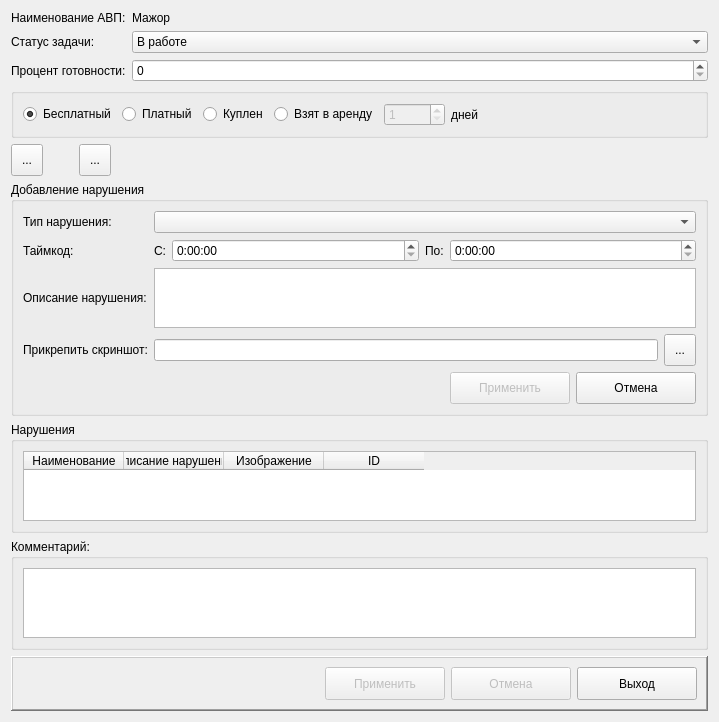
This is arm_o/d_edittask.ui in levdikandrey/DataCollector as Qt 5 draws it before an edit. The edited form follows.
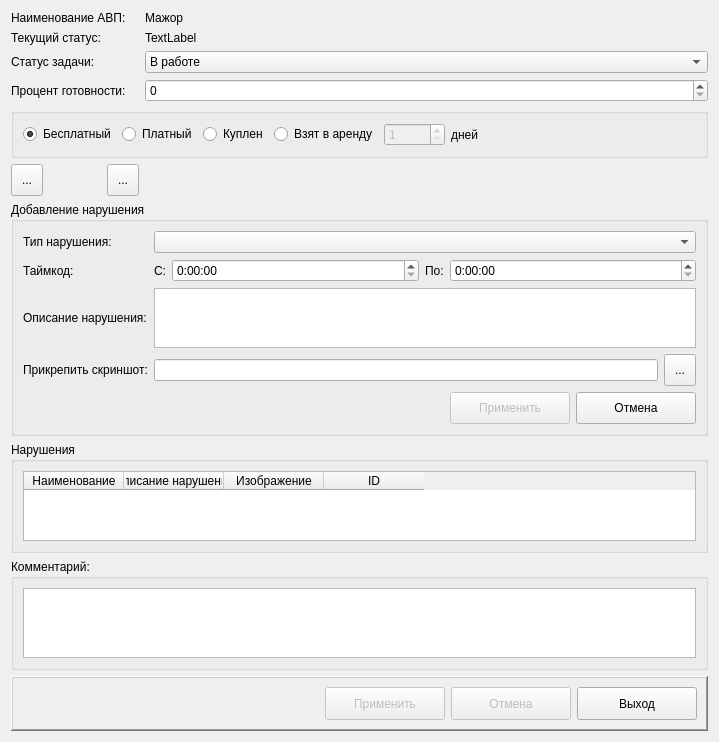
This is the edited form. Icons and pictures are not drawn.

The edit to the form file:
```diff
--- a/arm_o/d_edittask.ui
+++ b/arm_o/d_edittask.ui
@@ -7,193 +7,14 @@
     <x>0</x>
     <y>0</y>
     <width>719</width>
-    <height>684</height>
+    <height>698</height>
    </rect>
   </property>
   <property name="windowTitle">
    <string>Редактирование задачи</string>
   </property>
   <layout class="QGridLayout" name="gridLayout_5">
-   <item row="0" column="0" colspan="2">
-    <widget class="QLabel" name="label">
-     <property name="text">
-      <string>Наименование АВП:</string>
-     </property>
-    </widget>
-   </item>
-   <item row="0" column="2">
-    <widget class="QLabel" name="labelNameAVP">
-     <property name="text">
-      <string>Мажор</string>
-     </property>
-    </widget>
-   </item>
-   <item row="1" column="0" colspan="2">
-    <widget class="QLabel" name="label_2">
-     <property name="text">
-      <string>Статус задачи:</string>
-     </property>
-    </widget>
-   </item>
-   <item row="1" column="2">
-    <widget class="QComboBox" name="comboBoxStatus">
-     <property name="sizePolicy">
-      <sizepolicy hsizetype="Expanding" vsizetype="Fixed">
-       <horstretch>0</horstretch>
-       <verstretch>0</verstretch>
-      </sizepolicy>
-     </property>
-     <item>
-      <property name="text">
-       <string>В работе</string>
-      </property>
-     </item>
-    </widget>
-   </item>
-   <item row="2" column="0" colspan="2">
-    <widget class="QLabel" name="label_3">
-     <property name="text">
-      <string>Процент готовности:</string>
-     </property>
-    </widget>
-   </item>
-   <item row="2" column="2">
-    <widget class="QSpinBox" name="spinBoxPercent">
-     <property name="maximum">
-      <number>100</number>
-     </property>
-     <property name="value">
-      <number>0</number>
-     </property>
-    </widget>
-   </item>
-   <item row="3" column="0" colspan="3">
-    <widget class="QGroupBox" name="groupBoxAttribute">
-     <property name="title">
-      <string/>
-     </property>
-     <layout class="QGridLayout" name="gridLayout_4">
-      <item row="0" column="6">
-       <spacer name="horizontalSpacer_4">
-        <property name="orientation">
-         <enum>Qt::Horizontal</enum>
-        </property>
-        <property name="sizeHint" stdset="0">
-         <size>
-          <width>40</width>
-          <height>20</height>
-         </size>
-        </property>
-       </spacer>
-      </item>
-      <item row="0" column="3">
-       <widget class="QRadioButton" name="radioButton_3">
-        <property name="text">
-         <string>Взят в аренду</string>
-        </property>
-       </widget>
-      </item>
-      <item row="0" column="2">
-       <widget class="QRadioButton" name="radioButton_2">
-        <property name="text">
-         <string>Куплен</string>
-        </property>
-       </widget>
-      </item>
-      <item row="0" column="5">
-       <widget class="QLabel" name="label_10">
-        <property name="text">
-         <string>дней</string>
-        </property>
-       </widget>
-      </item>
-      <item row="0" column="4">
-       <widget class="QSpinBox" name="spinBox">
-        <property name="enabled">
-         <bool>false</bool>
-        </property>
-        <property name="minimum">
-         <number>1</number>
-        </property>
-        <property name="maximum">
-         <number>10000</number>
-        </property>
-       </widget>
-      </item>
-      <item row="0" column="1">
-       <widget class="QRadioButton" name="radioButton">
-        <property name="text">
-         <string>Платный</string>
-        </property>
-       </widget>
-      </item>
-      <item row="0" column="0">
-       <widget class="QRadioButton" name="radioButton_4">
-        <property name="text">
-         <string>Бесплатный</string>
-        </property>
-        <property name="checked">
-         <bool>true</bool>
-        </property>
-       </widget>
-      </item>
-     </layout>
-    </widget>
-   </item>
-   <item row="4" column="0" rowspan="2">
-    <widget class="QToolButton" name="toolButtonAdd">
-     <property name="minimumSize">
-      <size>
-       <width>32</width>
-       <height>32</height>
-      </size>
-     </property>
-     <property name="toolTip">
-      <string>Добавить нарушение</string>
-     </property>
-     <property name="text">
-      <string>...</string>
-     </property>
-     <property name="icon">
-      <iconset resource="resource.qrc">
-       <normaloff>:/icons/icons/plus.png</normaloff>:/icons/icons/plus.png</iconset>
-     </property>
-    </widget>
-   </item>
-   <item row="4" column="1" rowspan="2">
-    <widget class="QToolButton" name="toolButtonDelete">
-     <property name="minimumSize">
-      <size>
-       <width>32</width>
-       <height>32</height>
-      </size>
-     </property>
-     <property name="toolTip">
-      <string>Удалить нарушение</string>
-     </property>
-     <property name="text">
-      <string>...</string>
-     </property>
-     <property name="icon">
-      <iconset resource="resource.qrc">
-       <normaloff>:/icons/icons/minus.png</normaloff>:/icons/icons/minus.png</iconset>
-     </property>
-    </widget>
-   </item>
-   <item row="5" column="2">
-    <spacer name="horizontalSpacer_2">
-     <property name="orientation">
-      <enum>Qt::Horizontal</enum>
-     </property>
-     <property name="sizeHint" stdset="0">
-      <size>
-       <width>40</width>
-       <height>20</height>
-      </size>
-     </property>
-    </spacer>
-   </item>
-   <item row="6" column="0" colspan="3">
+   <item row="8" column="0" colspan="3">
     <widget class="QGroupBox" name="groupBox_2">
      <property name="title">
       <string>Добавление нарушения</string>
@@ -413,104 +234,7 @@
      </layout>
     </widget>
    </item>
-   <item row="7" column="0" colspan="3">
-    <widget class="QGroupBox" name="groupBox">
-     <property name="title">
-      <string>Нарушения</string>
-     </property>
-     <layout class="QGridLayout" name="gridLayout">
-      <item row="0" column="0">
-       <widget class="QTableWidget" name="tableWidgetViolation">
-        <property name="editTriggers">
-         <set>QAbstractItemView::CurrentChanged|QAbstractItemView::DoubleClicked|QAbstractItemView::EditKeyPressed</set>
-        </property>
-        <property name="selectionBehavior">
-         <enum>QAbstractItemView::SelectRows</enum>
-        </property>
-        <attribute name="horizontalHeaderMinimumSectionSize">
-         <number>0</number>
-        </attribute>
-        <column>
-         <property name="text">
-          <string>Наименование</string>
-         </property>
-        </column>
-        <column>
-         <property name="text">
-          <string>Описание нарушения</string>
-         </property>
-        </column>
-        <column>
-         <property name="text">
-          <string>Изображение</string>
-         </property>
-        </column>
-        <column>
-         <property name="text">
-          <string>ID</string>
-         </property>
-        </column>
-       </widget>
-      </item>
-     </layout>
-    </widget>
-   </item>
-   <item row="8" column="0" colspan="3">
-    <widget class="QGroupBox" name="groupBoxComment">
-     <property name="enabled">
-      <bool>true</bool>
-     </property>
-     <property name="sizePolicy">
-      <sizepolicy hsizetype="Expanding" vsizetype="Expanding">
-       <horstretch>0</horstretch>
-       <verstretch>0</verstretch>
-      </sizepolicy>
-     </property>
-     <property name="maximumSize">
-      <size>
-       <width>16777215</width>
-       <height>16777215</height>
-      </size>
-     </property>
-     <property name="title">
-      <string>Комментарий:</string>
-     </property>
-     <property name="checkable">
-      <bool>false</bool>
-     </property>
-     <property name="checked">
-      <bool>false</bool>
-     </property>
-     <layout class="QGridLayout" name="gridLayout_3">
-      <item row="0" column="0">
-       <widget class="QTextEdit" name="textEditComment">
-        <property name="enabled">
-         <bool>true</bool>
-        </property>
-        <property name="sizePolicy">
-         <sizepolicy hsizetype="Expanding" vsizetype="Expanding">
-          <horstretch>0</horstretch>
-          <verstretch>0</verstretch>
-         </sizepolicy>
-        </property>
-        <property name="minimumSize">
-         <size>
-          <width>0</width>
-          <height>0</height>
-         </size>
-        </property>
-        <property name="maximumSize">
-         <size>
-          <width>16777215</width>
-          <height>16777215</height>
-         </size>
-        </property>
-       </widget>
-      </item>
-     </layout>
-    </widget>
-   </item>
-   <item row="9" column="0" colspan="3">
+   <item row="11" column="0" colspan="3">
     <widget class="QFrame" name="frame">
      <property name="sizePolicy">
       <sizepolicy hsizetype="Preferred" vsizetype="Fixed">
@@ -616,6 +340,296 @@
      </layout>
     </widget>
    </item>
+   <item row="10" column="0" colspan="3">
+    <widget class="QGroupBox" name="groupBoxComment">
+     <property name="enabled">
+      <bool>true</bool>
+     </property>
+     <property name="sizePolicy">
+      <sizepolicy hsizetype="Expanding" vsizetype="Expanding">
+       <horstretch>0</horstretch>
+       <verstretch>0</verstretch>
+      </sizepolicy>
+     </property>
+     <property name="maximumSize">
+      <size>
+       <width>16777215</width>
+       <height>16777215</height>
+      </size>
+     </property>
+     <property name="title">
+      <string>Комментарий:</string>
+     </property>
+     <property name="checkable">
+      <bool>false</bool>
+     </property>
+     <property name="checked">
+      <bool>false</bool>
+     </property>
+     <layout class="QGridLayout" name="gridLayout_3">
+      <item row="0" column="0">
+       <widget class="QTextEdit" name="textEditComment">
+        <property name="enabled">
+         <bool>true</bool>
+        </property>
+        <property name="sizePolicy">
+         <sizepolicy hsizetype="Expanding" vsizetype="Expanding">
+          <horstretch>0</horstretch>
+          <verstretch>0</verstretch>
+         </sizepolicy>
+        </property>
+        <property name="minimumSize">
+         <size>
+          <width>0</width>
+          <height>0</height>
+         </size>
+        </property>
+        <property name="maximumSize">
+         <size>
+          <width>16777215</width>
+          <height>16777215</height>
+         </size>
+        </property>
+       </widget>
+      </item>
+     </layout>
+    </widget>
+   </item>
+   <item row="2" column="0" colspan="2">
+    <widget class="QLabel" name="label_2">
+     <property name="text">
+      <string>Статус задачи:</string>
+     </property>
+    </widget>
+   </item>
+   <item row="4" column="0" colspan="2">
+    <widget class="QLabel" name="label_3">
+     <property name="text">
+      <string>Процент готовности:</string>
+     </property>
+    </widget>
+   </item>
+   <item row="7" column="2">
+    <spacer name="horizontalSpacer_2">
+     <property name="orientation">
+      <enum>Qt::Horizontal</enum>
+     </property>
+     <property name="sizeHint" stdset="0">
+      <size>
+       <width>40</width>
+       <height>20</height>
+      </size>
+     </property>
+    </spacer>
+   </item>
+   <item row="5" column="0" colspan="3">
+    <widget class="QGroupBox" name="groupBoxAttribute">
+     <property name="title">
+      <string/>
+     </property>
+     <layout class="QGridLayout" name="gridLayout_4">
+      <item row="0" column="6">
+       <spacer name="horizontalSpacer_4">
+        <property name="orientation">
+         <enum>Qt::Horizontal</enum>
+        </property>
+        <property name="sizeHint" stdset="0">
+         <size>
+          <width>40</width>
+          <height>20</height>
+         </size>
+        </property>
+       </spacer>
+      </item>
+      <item row="0" column="3">
+       <widget class="QRadioButton" name="radioButton_3">
+        <property name="text">
+         <string>Взят в аренду</string>
+        </property>
+       </widget>
+      </item>
+      <item row="0" column="2">
+       <widget class="QRadioButton" name="radioButton_2">
+        <property name="text">
+         <string>Куплен</string>
+        </property>
+       </widget>
+      </item>
+      <item row="0" column="5">
+       <widget class="QLabel" name="label_10">
+        <property name="text">
+         <string>дней</string>
+        </property>
+       </widget>
+      </item>
+      <item row="0" column="4">
+       <widget class="QSpinBox" name="spinBox">
+        <property name="enabled">
+         <bool>false</bool>
+        </property>
+        <property name="minimum">
+         <number>1</number>
+        </property>
+        <property name="maximum">
+         <number>10000</number>
+        </property>
+       </widget>
+      </item>
+      <item row="0" column="1">
+       <widget class="QRadioButton" name="radioButton">
+        <property name="text">
+         <string>Платный</string>
+        </property>
+       </widget>
+      </item>
+      <item row="0" column="0">
+       <widget class="QRadioButton" name="radioButton_4">
+        <property name="text">
+         <string>Бесплатный</string>
+        </property>
+        <property name="checked">
+         <bool>true</bool>
+        </property>
+       </widget>
+      </item>
+     </layout>
+    </widget>
+   </item>
+   <item row="6" column="1" rowspan="2">
+    <widget class="QToolButton" name="toolButtonDelete">
+     <property name="minimumSize">
+      <size>
+       <width>32</width>
+       <height>32</height>
+      </size>
+     </property>
+     <property name="toolTip">
+      <string>Удалить нарушение</string>
+     </property>
+     <property name="text">
+      <string>...</string>
+     </property>
+     <property name="icon">
+      <iconset resource="resource.qrc">
+       <normaloff>:/icons/icons/minus.png</normaloff>:/icons/icons/minus.png</iconset>
+     </property>
+    </widget>
+   </item>
+   <item row="9" column="0" colspan="3">
+    <widget class="QGroupBox" name="groupBox">
+     <property name="title">
+      <string>Нарушения</string>
+     </property>
+     <layout class="QGridLayout" name="gridLayout">
+      <item row="0" column="0">
+       <widget class="QTableWidget" name="tableWidgetViolation">
+        <property name="editTriggers">
+         <set>QAbstractItemView::CurrentChanged|QAbstractItemView::DoubleClicked|QAbstractItemView::EditKeyPressed</set>
+        </property>
+        <property name="selectionBehavior">
+         <enum>QAbstractItemView::SelectRows</enum>
+        </property>
+        <attribute name="horizontalHeaderMinimumSectionSize">
+         <number>0</number>
+        </attribute>
+        <column>
+         <property name="text">
+          <string>Наименование</string>
+         </property>
+        </column>
+        <column>
+         <property name="text">
+          <string>Описание нарушения</string>
+         </property>
+        </column>
+        <column>
+         <property name="text">
+          <string>Изображение</string>
+         </property>
+        </column>
+        <column>
+         <property name="text">
+          <string>ID</string>
+         </property>
+        </column>
+       </widget>
+      </item>
+     </layout>
+    </widget>
+   </item>
+   <item row="2" column="2">
+    <widget class="QComboBox" name="comboBoxStatus">
+     <property name="sizePolicy">
+      <sizepolicy hsizetype="Expanding" vsizetype="Fixed">
+       <horstretch>0</horstretch>
+       <verstretch>0</verstretch>
+      </sizepolicy>
+     </property>
+     <item>
+      <property name="text">
+       <string>В работе</string>
+      </property>
+     </item>
+    </widget>
+   </item>
+   <item row="4" column="2">
+    <widget class="QSpinBox" name="spinBoxPercent">
+     <property name="maximum">
+      <number>100</number>
+     </property>
+     <property name="value">
+      <number>0</number>
+     </property>
+    </widget>
+   </item>
+   <item row="0" column="0" colspan="2">
+    <widget class="QLabel" name="label">
+     <property name="text">
+      <string>Наименование АВП:</string>
+     </property>
+    </widget>
+   </item>
+   <item row="6" column="0" rowspan="2">
+    <widget class="QToolButton" name="toolButtonAdd">
+     <property name="minimumSize">
+      <size>
+       <width>32</width>
+       <height>32</height>
+      </size>
+     </property>
+     <property name="toolTip">
+      <string>Добавить нарушение</string>
+     </property>
+     <property name="text">
+      <string>...</string>
+     </property>
+     <property name="icon">
+      <iconset resource="resource.qrc">
+       <normaloff>:/icons/icons/plus.png</normaloff>:/icons/icons/plus.png</iconset>
+     </property>
+    </widget>
+   </item>
+   <item row="0" column="2">
+    <widget class="QLabel" name="labelNameAVP">
+     <property name="text">
+      <string>Мажор</string>
+     </property>
+    </widget>
+   </item>
+   <item row="1" column="0">
+    <widget class="QLabel" name="label_11">
+     <property name="text">
+      <string>Текущий статус:</string>
+     </property>
+    </widget>
+   </item>
+   <item row="1" column="2">
+    <widget class="QLabel" name="labelCurrentStatus">
+     <property name="text">
+      <string>TextLabel</string>
+     </property>
+    </widget>
+   </item>
   </layout>
  </widget>
  <resources>
```
